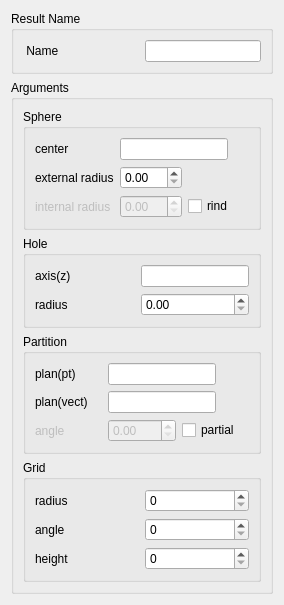
Qt form src/HEXABLOCKGUI/MakeHemiSphere_QTD.ui (SalomePlatform/hexablock) before a commit.
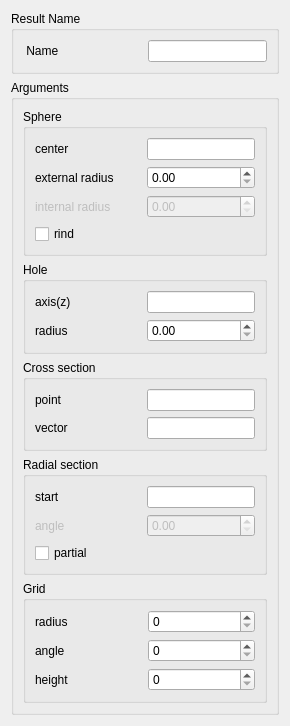
The same form after that commit.

The edit to the form file:
```diff
--- a/src/HEXABLOCKGUI/MakeHemiSphere_QTD.ui
+++ b/src/HEXABLOCKGUI/MakeHemiSphere_QTD.ui
@@ -6,8 +6,8 @@
    <rect>
     <x>0</x>
     <y>0</y>
-    <width>284</width>
-    <height>584</height>
+    <width>290</width>
+    <height>687</height>
    </rect>
   </property>
   <property name="windowTitle">
@@ -16,6 +16,12 @@
   <layout class="QVBoxLayout" name="verticalLayout_2">
    <item>
     <widget class="QGroupBox" name="groupBox_3">
+     <property name="sizePolicy">
+      <sizepolicy hsizetype="Preferred" vsizetype="Fixed">
+       <horstretch>0</horstretch>
+       <verstretch>0</verstretch>
+      </sizepolicy>
+     </property>
      <property name="title">
       <string>Result Name</string>
      </property>
@@ -23,14 +29,14 @@
       <item row="0" column="0">
        <widget class="QLabel" name="label_15">
         <property name="text">
-         <string> Name </string>
+         <string> Name</string>
         </property>
        </widget>
       </item>
       <item row="0" column="1">
        <widget class="QLineEdit" name="name_le">
         <property name="sizePolicy">
-         <sizepolicy hsizetype="Preferred" vsizetype="Fixed">
+         <sizepolicy hsizetype="Minimum" vsizetype="Fixed">
           <horstretch>0</horstretch>
           <verstretch>0</verstretch>
          </sizepolicy>
@@ -54,6 +60,12 @@
      <layout class="QVBoxLayout" name="verticalLayout">
       <item>
        <widget class="QGroupBox" name="groupBox_2">
+        <property name="sizePolicy">
+         <sizepolicy hsizetype="Preferred" vsizetype="Fixed">
+          <horstretch>0</horstretch>
+          <verstretch>0</verstretch>
+         </sizepolicy>
+        </property>
         <property name="title">
          <string>Sphere</string>
         </property>
@@ -65,10 +77,10 @@
            </property>
           </widget>
          </item>
-         <item row="0" column="1" colspan="2">
-          <widget class="QLineEdit" name="center_le">
+         <item row="0" column="1">
+          <widget class="QLineEdit" name="sphere_center_le">
            <property name="sizePolicy">
-            <sizepolicy hsizetype="Maximum" vsizetype="Fixed">
+            <sizepolicy hsizetype="Preferred" vsizetype="Fixed">
              <horstretch>0</horstretch>
              <verstretch>0</verstretch>
             </sizepolicy>
@@ -86,7 +98,14 @@
           </widget>
          </item>
          <item row="1" column="1">
-          <widget class="QDoubleSpinBox" name="radext_spb"/>
+          <widget class="QDoubleSpinBox" name="sphere_radext_spb">
+           <property name="sizePolicy">
+            <sizepolicy hsizetype="Minimum" vsizetype="Fixed">
+             <horstretch>0</horstretch>
+             <verstretch>0</verstretch>
+            </sizepolicy>
+           </property>
+          </widget>
          </item>
          <item row="2" column="0">
           <widget class="QLabel" name="int_rad_label">
@@ -103,10 +122,16 @@
            <property name="enabled">
             <bool>false</bool>
            </property>
+           <property name="sizePolicy">
+            <sizepolicy hsizetype="Minimum" vsizetype="Fixed">
+             <horstretch>0</horstretch>
+             <verstretch>0</verstretch>
+            </sizepolicy>
+           </property>
           </widget>
          </item>
-         <item row="2" column="2">
-          <widget class="QCheckBox" name="rind_cb">
+         <item row="3" column="0">
+          <widget class="QCheckBox" name="sphere_rind_cb">
            <property name="text">
             <string>rind</string>
            </property>
@@ -120,6 +145,12 @@
       </item>
       <item>
        <widget class="QGroupBox" name="groupBox_4">
+        <property name="sizePolicy">
+         <sizepolicy hsizetype="Preferred" vsizetype="Fixed">
+          <horstretch>0</horstretch>
+          <verstretch>0</verstretch>
+         </sizepolicy>
+        </property>
         <property name="title">
          <string>Hole</string>
         </property>
@@ -134,7 +165,7 @@
          <item row="0" column="1">
           <widget class="QLineEdit" name="vz_le">
            <property name="sizePolicy">
-            <sizepolicy hsizetype="Maximum" vsizetype="Fixed">
+            <sizepolicy hsizetype="Preferred" vsizetype="Fixed">
              <horstretch>0</horstretch>
              <verstretch>0</verstretch>
             </sizepolicy>
@@ -152,48 +183,108 @@
           </widget>
          </item>
          <item row="1" column="1">
-          <widget class="QDoubleSpinBox" name="radhole_spb"/>
+          <widget class="QDoubleSpinBox" name="hole_rad_spb">
+           <property name="sizePolicy">
+            <sizepolicy hsizetype="Minimum" vsizetype="Fixed">
+             <horstretch>0</horstretch>
+             <verstretch>0</verstretch>
+            </sizepolicy>
+           </property>
+          </widget>
+         </item>
+        </layout>
+       </widget>
+      </item>
+      <item>
+       <widget class="QGroupBox" name="groupBox_7">
+        <property name="sizePolicy">
+         <sizepolicy hsizetype="Preferred" vsizetype="Fixed">
+          <horstretch>0</horstretch>
+          <verstretch>0</verstretch>
+         </sizepolicy>
+        </property>
+        <property name="title">
+         <string>Cross section</string>
+        </property>
+        <layout class="QGridLayout" name="gridLayout_6">
+         <item row="0" column="0">
+          <widget class="QLabel" name="label_7">
+           <property name="text">
+            <string>point</string>
+           </property>
+          </widget>
+         </item>
+         <item row="0" column="1">
+          <widget class="QLineEdit" name="cross_pt_le">
+           <property name="sizePolicy">
+            <sizepolicy hsizetype="Minimum" vsizetype="Fixed">
+             <horstretch>0</horstretch>
+             <verstretch>0</verstretch>
+            </sizepolicy>
+           </property>
+           <property name="toolTip">
+            <string extracomment="select vertex"/>
+           </property>
+           <property name="statusTip">
+            <string/>
+           </property>
+          </widget>
+         </item>
+         <item row="1" column="0">
+          <widget class="QLabel" name="label_4">
+           <property name="enabled">
+            <bool>true</bool>
+           </property>
+           <property name="text">
+            <string>vector</string>
+           </property>
+          </widget>
+         </item>
+         <item row="1" column="1">
+          <widget class="QLineEdit" name="cross_vec_le">
+           <property name="enabled">
+            <bool>true</bool>
+           </property>
+           <property name="sizePolicy">
+            <sizepolicy hsizetype="Minimum" vsizetype="Fixed">
+             <horstretch>0</horstretch>
+             <verstretch>0</verstretch>
+            </sizepolicy>
+           </property>
+           <property name="toolTip">
+            <string extracomment="select vector "/>
+           </property>
+           <property name="statusTip">
+            <string/>
+           </property>
+          </widget>
          </item>
         </layout>
        </widget>
       </item>
       <item>
        <widget class="QGroupBox" name="groupBox_5">
+        <property name="sizePolicy">
+         <sizepolicy hsizetype="Preferred" vsizetype="Fixed">
+          <horstretch>0</horstretch>
+          <verstretch>0</verstretch>
+         </sizepolicy>
+        </property>
         <property name="title">
-         <string>Partition</string>
+         <string>Radial section</string>
         </property>
         <layout class="QGridLayout" name="gridLayout">
          <item row="0" column="0">
-          <widget class="QLabel" name="label_7">
-           <property name="text">
-            <string>plan(pt)</string>
-           </property>
-          </widget>
-         </item>
-         <item row="0" column="1" colspan="2">
-          <widget class="QLineEdit" name="plorig_le">
-           <property name="sizePolicy">
-            <sizepolicy hsizetype="Maximum" vsizetype="Fixed">
-             <horstretch>0</horstretch>
-             <verstretch>0</verstretch>
-            </sizepolicy>
-           </property>
-           <property name="toolTip">
-            <string extracomment="select vertex"/>
-           </property>
-          </widget>
-         </item>
-         <item row="1" column="0">
           <widget class="QLabel" name="label_2">
            <property name="text">
-            <string>plan(vect)</string>
+            <string>start</string>
            </property>
           </widget>
          </item>
-         <item row="1" column="1" colspan="2">
-          <widget class="QLineEdit" name="vx_le">
+         <item row="0" column="1">
+          <widget class="QLineEdit" name="radial_vec_le">
            <property name="sizePolicy">
-            <sizepolicy hsizetype="Maximum" vsizetype="Fixed">
+            <sizepolicy hsizetype="Preferred" vsizetype="Fixed">
              <horstretch>0</horstretch>
              <verstretch>0</verstretch>
             </sizepolicy>
@@ -203,7 +294,7 @@
            </property>
           </widget>
          </item>
-         <item row="2" column="0">
+         <item row="1" column="0">
           <widget class="QLabel" name="angle_label">
            <property name="enabled">
             <bool>false</bool>
@@ -213,15 +304,21 @@
            </property>
           </widget>
          </item>
-         <item row="2" column="1">
-          <widget class="QDoubleSpinBox" name="angle_spb">
+         <item row="1" column="1">
+          <widget class="QDoubleSpinBox" name="radial_angle_spb">
            <property name="enabled">
             <bool>false</bool>
            </property>
+           <property name="sizePolicy">
+            <sizepolicy hsizetype="Minimum" vsizetype="Fixed">
+             <horstretch>0</horstretch>
+             <verstretch>0</verstretch>
+            </sizepolicy>
+           </property>
           </widget>
          </item>
-         <item row="2" column="2">
-          <widget class="QCheckBox" name="partial_cb">
+         <item row="2" column="0" colspan="2">
+          <widget class="QCheckBox" name="radial_partial_cb">
            <property name="text">
             <string>partial</string>
            </property>
@@ -235,6 +332,12 @@
       </item>
       <item>
        <widget class="QGroupBox" name="groupBox_6">
+        <property name="sizePolicy">
+         <sizepolicy hsizetype="Preferred" vsizetype="Fixed">
+          <horstretch>0</horstretch>
+          <verstretch>0</verstretch>
+         </sizepolicy>
+        </property>
         <property name="title">
          <string>Grid</string>
         </property>
@@ -247,7 +350,14 @@
           </widget>
          </item>
          <item row="0" column="1">
-          <widget class="QSpinBox" name="nrad_spb"/>
+          <widget class="QSpinBox" name="ngrid_rad_spb">
+           <property name="sizePolicy">
+            <sizepolicy hsizetype="Minimum" vsizetype="Fixed">
+             <horstretch>0</horstretch>
+             <verstretch>0</verstretch>
+            </sizepolicy>
+           </property>
+          </widget>
          </item>
          <item row="1" column="0">
           <widget class="QLabel" name="label_9">
@@ -257,7 +367,14 @@
           </widget>
          </item>
          <item row="1" column="1">
-          <widget class="QSpinBox" name="nang_spb"/>
+          <widget class="QSpinBox" name="ngrid_ang_spb">
+           <property name="sizePolicy">
+            <sizepolicy hsizetype="Minimum" vsizetype="Fixed">
+             <horstretch>0</horstretch>
+             <verstretch>0</verstretch>
+            </sizepolicy>
+           </property>
+          </widget>
          </item>
          <item row="2" column="0">
           <widget class="QLabel" name="label_10">
@@ -267,7 +384,14 @@
           </widget>
          </item>
          <item row="2" column="1">
-          <widget class="QSpinBox" name="nhaut_spb"/>
+          <widget class="QSpinBox" name="ngrid_height_spb">
+           <property name="sizePolicy">
+            <sizepolicy hsizetype="Minimum" vsizetype="Fixed">
+             <horstretch>0</horstretch>
+             <verstretch>0</verstretch>
+            </sizepolicy>
+           </property>
+          </widget>
          </item>
         </layout>
        </widget>
```
Left out of the diff: 53 changed lines with no effect on the pictures.
